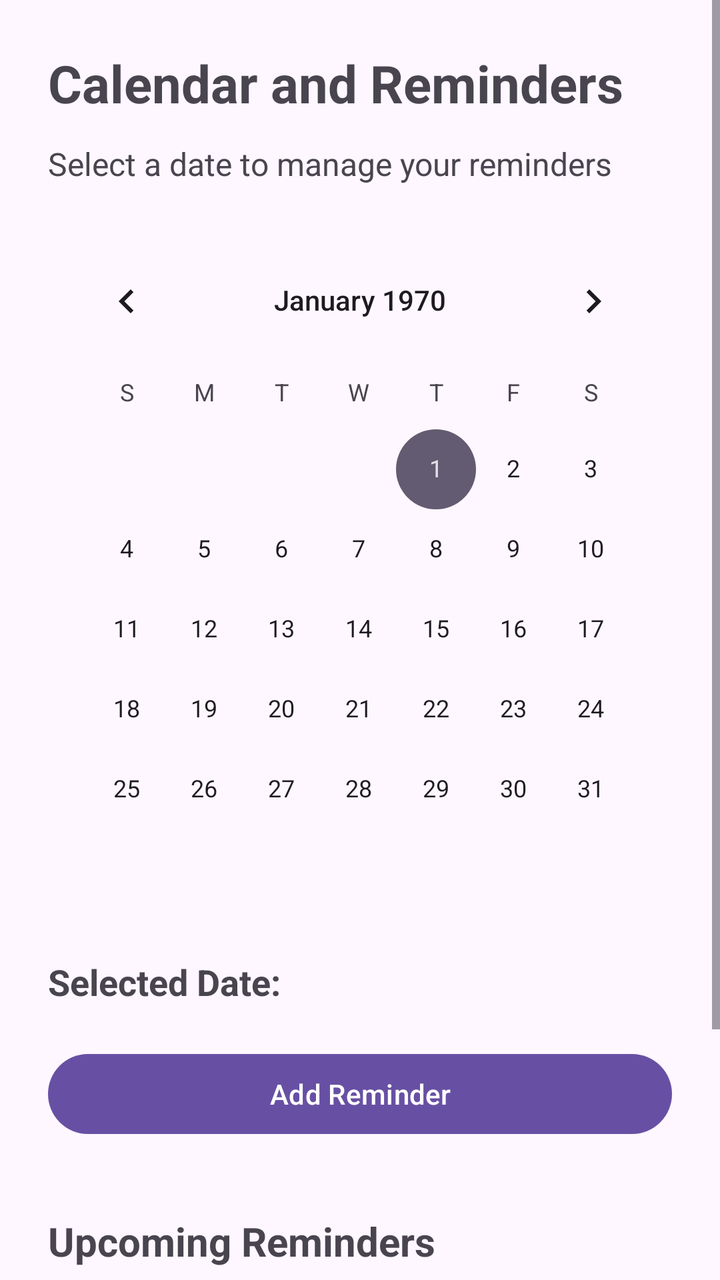
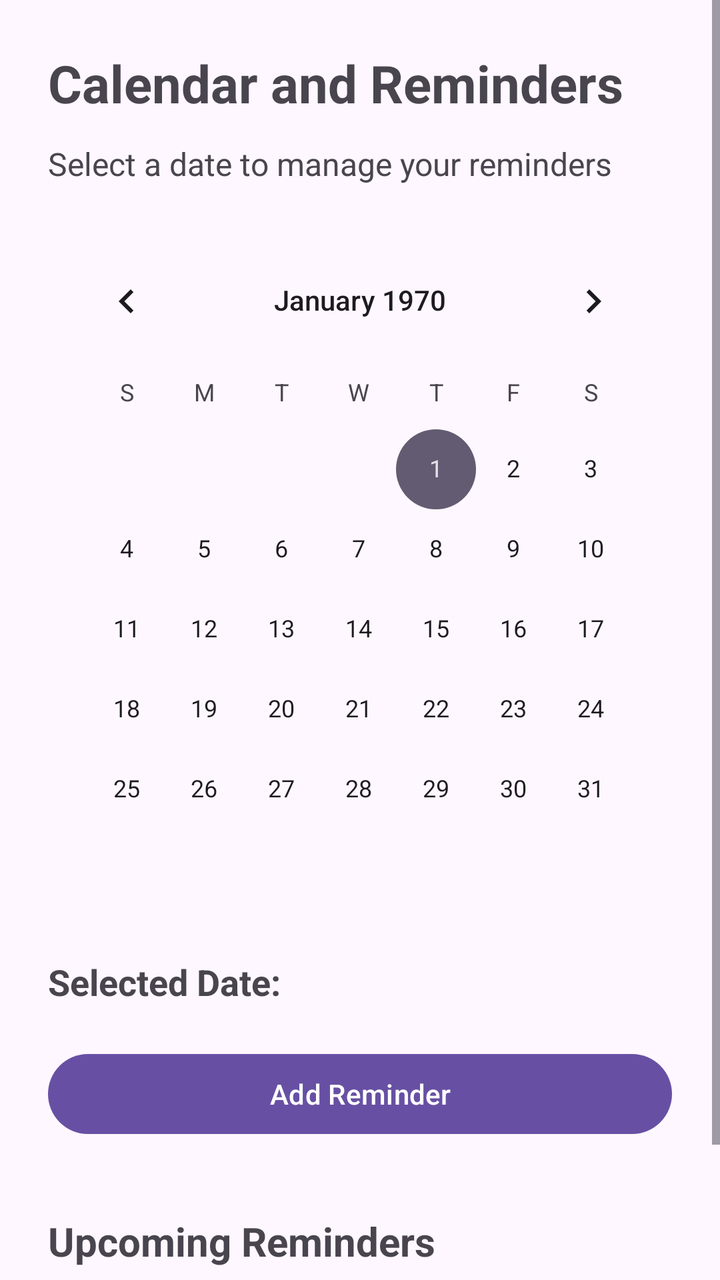

Compare the two renders of this Android layout. The source of the first and the diff that turns it into the second are given below.
<!-- AndroidManifest.xml: application theme Theme.PesoWise -->
<!-- res/layout/activity_calendar.xml -->
<?xml version="1.0" encoding="utf-8"?>
<ScrollView xmlns:android="http://schemas.android.com/apk/res/android"
    android:layout_width="match_parent"
    android:layout_height="match_parent"
    android:fillViewport="true">

    <LinearLayout
        android:layout_width="match_parent"
        android:layout_height="wrap_content"
        android:orientation="vertical"
        android:padding="24dp">

        <TextView
            android:layout_width="match_parent"
            android:layout_height="wrap_content"
            android:text="Calendar and Reminders"
            android:textSize="26sp"
            android:textStyle="bold"
            android:layout_marginBottom="12dp"/>

        <TextView
            android:layout_width="match_parent"
            android:layout_height="wrap_content"
            android:text="Select a date to manage your reminders"
            android:textSize="16sp"
            android:layout_marginBottom="24dp"/>

        <CalendarView
            android:id="@+id/calendarView"
            android:layout_width="match_parent"
            android:layout_height="wrap_content"
            android:layout_marginBottom="24dp"/>

        <TextView
            android:id="@+id/txtSelectedDate"
            android:layout_width="match_parent"
            android:layout_height="wrap_content"
            android:text="Selected Date:"
            android:textSize="18sp"
            android:textStyle="bold"
            android:layout_marginBottom="20dp"/>

        <Button
            android:id="@+id/btnAddReminder"
            android:layout_width="match_parent"
            android:layout_height="wrap_content"
            android:text="Add Reminder"
            android:layout_marginBottom="12dp"/>

        <TextView
            android:layout_width="match_parent"
            android:layout_height="wrap_content"
            android:text="Upcoming Reminders"
            android:textSize="20sp"
            android:textStyle="bold"
            android:layout_marginTop="24dp"
            android:layout_marginBottom="12dp"/>

        <LinearLayout
            android:id="@+id/reminderContainer"
            android:layout_width="match_parent"
            android:layout_height="wrap_content"
            android:orientation="vertical">

            <TextView
                android:id="@+id/txtNoReminders"
                android:layout_width="match_parent"
                android:layout_height="wrap_content"
                android:text="No reminders added yet."
                android:textSize="16sp"
                android:padding="12dp"/>

        </LinearLayout>

        <Button
            android:id="@+id/btnBackCalendar"
            android:layout_width="match_parent"
            android:layout_height="wrap_content"
            android:text="Back to Dashboard"
            android:layout_marginTop="32dp"/>

    </LinearLayout>
</ScrollView>
<!-- resources referenced by this layout -->
<resources>
  <style name="Theme.PesoWise" parent="Base.Theme.PesoWise" />
  <style name="Base.Theme.PesoWise" parent="Theme.Material3.DayNight.NoActionBar">
          
          
      </style>
</resources>

<!-- the commit's change to res/layout/activity_calendar.xml (unified diff, before → after) -->
@@ -72,12 +72,5 @@
 
         </LinearLayout>
 
-        <Button
-            android:id="@+id/btnBackCalendar"
-            android:layout_width="match_parent"
-            android:layout_height="wrap_content"
-            android:text="Back to Dashboard"
-            android:layout_marginTop="32dp"/>
-
     </LinearLayout>
 </ScrollView>
